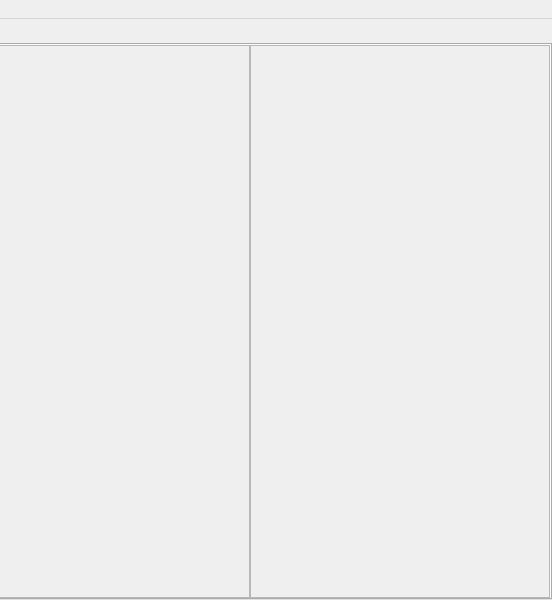
Old version of the form src/view/MainWindow.ui in the repository Yordrar/thesis-raytracer; both pictures show x 448 to 1000 and y 0 to 600 of the 1000 by 600 pixel window.
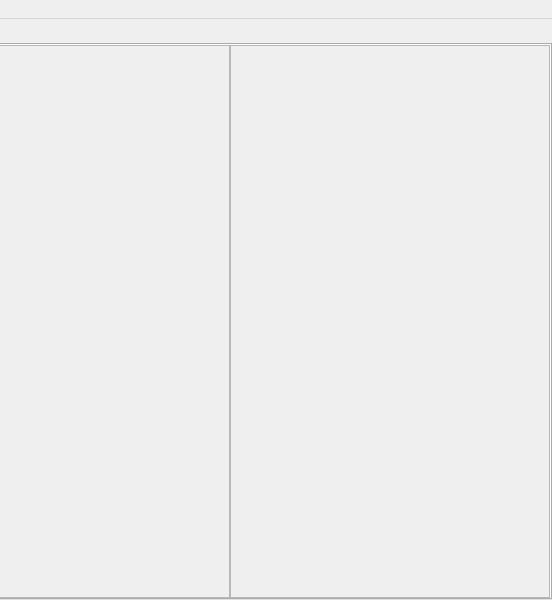
New version of the form. The open tabs and pages were chosen to show the change.

```diff
--- a/src/view/MainWindow.ui
+++ b/src/view/MainWindow.ui
@@ -179,7 +179,7 @@
                 <rect>
                  <x>0</x>
                  <y>0</y>
-                 <width>690</width>
+                 <width>670</width>
                  <height>547</height>
                 </rect>
                </property>
@@ -213,7 +213,7 @@
             </property>
             <property name="minimumSize">
              <size>
-              <width>300</width>
+              <width>320</width>
               <height>0</height>
              </size>
             </property>
@@ -228,7 +228,7 @@
               <rect>
                <x>0</x>
                <y>0</y>
-               <width>298</width>
+               <width>318</width>
                <height>549</height>
               </rect>
              </property>
```
Left out of the diff: 4 changed lines with no effect on the pictures.
